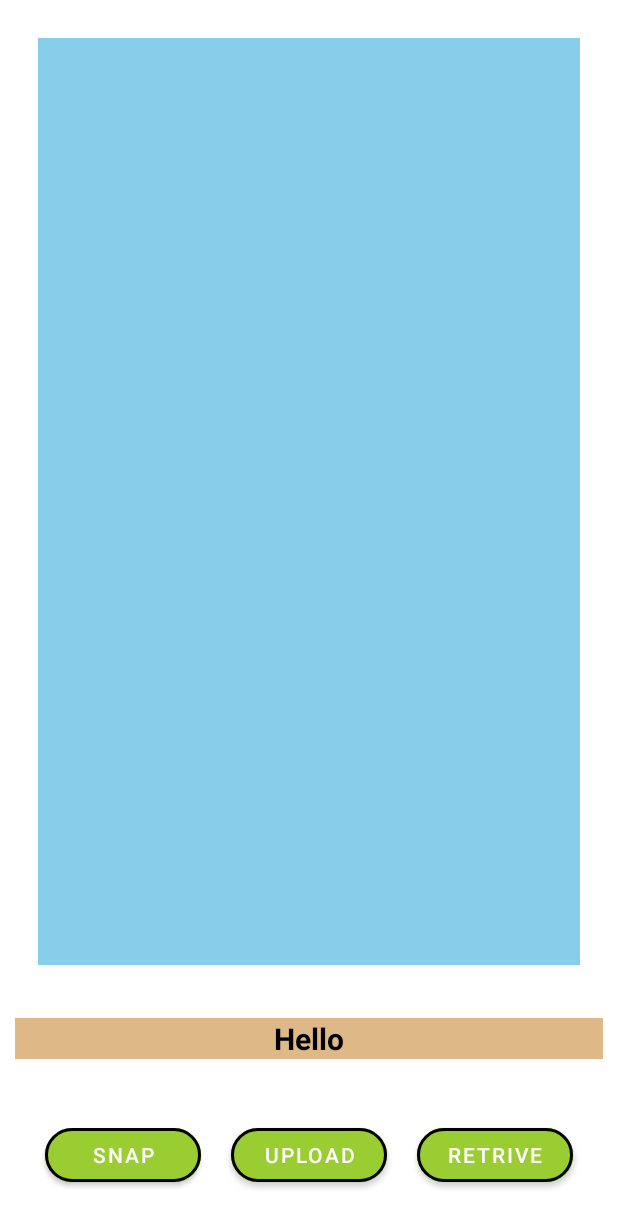
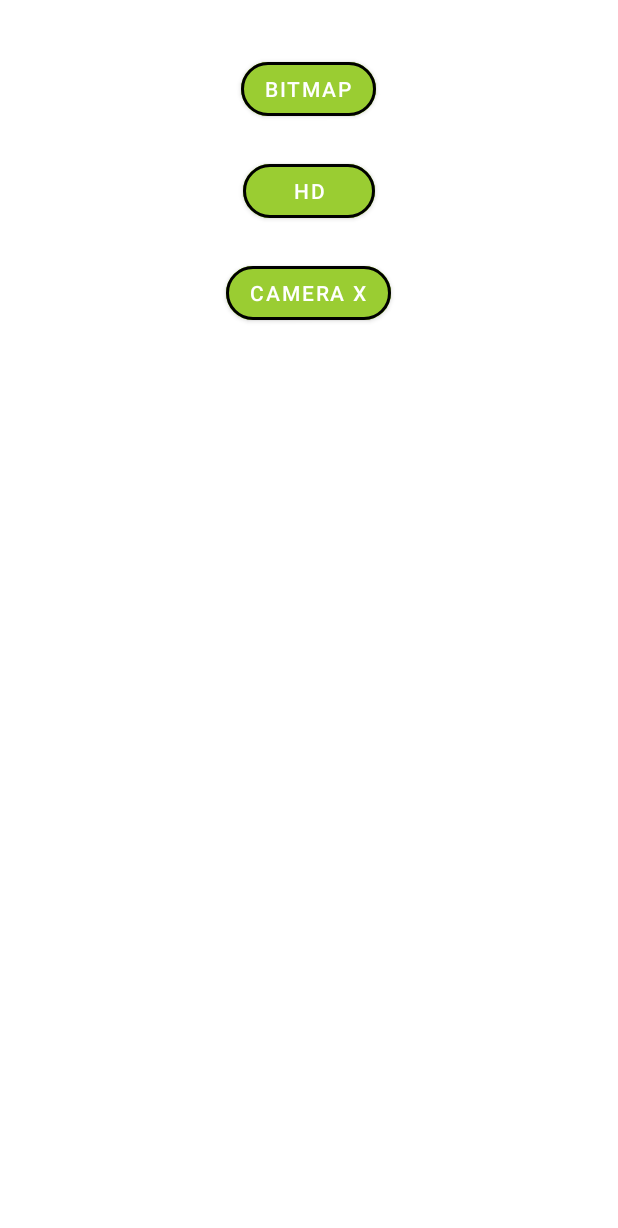
Before and after one commit to uditjain100/FireCamera, an Android app: the screen it shows after launch (MainActivity), on a phone screen of 412 x 824 dp. Shown: the top 1228 px of the screen. Run offline under Robolectric (Android 15) with nearby library versions, the phone set to English and light mode, and no system bars; our stand-ins replace Firebase (no records; nobody signed in at launch, a user with empty details on screens opened directly).

Commit message:
Bitmap Work Added

```diff
--- a/app/src/main/AndroidManifest.xml
+++ b/app/src/main/AndroidManifest.xml
@@ -9,6 +9,7 @@
         android:roundIcon="@mipmap/ic_launcher_round"
         android:supportsRtl="true"
         android:theme="@style/AppTheme">
+        <activity android:name=".BitmapActivity"></activity>
         <activity android:name=".MainActivity">
             <intent-filter>
                 <action android:name="android.intent.action.MAIN" />
--- a/app/src/main/java/udit/programmer/co/firecamera/MainActivity.kt
+++ b/app/src/main/java/udit/programmer/co/firecamera/MainActivity.kt
@@ -17,60 +17,15 @@ import kotlinx.android.synthetic.main.activity_main.*
 
 class MainActivity : AppCompatActivity() {
 
-    lateinit var firebaseStorage: StorageReference
-    private lateinit var bitmap: Bitmap
-
     override fun onCreate(savedInstanceState: Bundle?) {
         super.onCreate(savedInstanceState)
         setContentView(R.layout.activity_main)
 
-        if (ActivityCompat.checkSelfPermission(
-                this,
-                Manifest.permission.CAMERA
-            ) != PackageManager.PERMISSION_GRANTED
-            || ActivityCompat.checkSelfPermission(
-                this,
-                Manifest.permission.INTERNET
-            ) != PackageManager.PERMISSION_GRANTED
-
-        ) {
-            ActivityCompat.requestPermissions(
-                this,
-                arrayOf(Manifest.permission.CAMERA, Manifest.permission.INTERNET),
-                2222
-            )
+        bitmap_btn.setOnClickListener {
+            startActivity(Intent(this, BitmapActivity::class.java))
         }
 
-        firebaseStorage = FirebaseStorage.getInstance().reference
-        snap_btn.setOnClickListener {
-            startActivityForResult(Intent(MediaStore.ACTION_IMAGE_CAPTURE), 1234)
-        }
-    }
 
-    @SuppressLint("SetTextI18n")
-    override fun onActivityResult(requestCode: Int, resultCode: Int, data: Intent?) {
-        super.onActivityResult(requestCode, resultCode, data)
-        if (requestCode == 1234 && resultCode == RESULT_OK) {
-            image_name_tv.text = "Picture Captured"
-            bitmap = data!!.extras!!.get("data") as Bitmap
-            image_display.setImageBitmap(bitmap)
-
-            uploadingfunction(data)
-        }
-    }
-
-    @SuppressLint("SetTextI18n")
-    private fun uploadingfunction(data: Intent?) {
-        upload_btn.setOnClickListener {
-            image_name_tv.text = "Uploading Started"
-            val uri = data!!.data
-            val filePath = firebaseStorage.child("Photos").child(uri!!.lastPathSegment!!)
-            filePath.putFile(uri).addOnSuccessListener {
-                Toast.makeText(this, "Uploading Finished", Toast.LENGTH_LONG).show()
-            }.addOnFailureListener {
-                Toast.makeText(this, "Uploading Failed", Toast.LENGTH_LONG).show()
-            }
-        }
     }
 
 }
--- a/app/src/main/res/layout/activity_main.xml
+++ b/app/src/main/res/layout/activity_main.xml
@@ -4,85 +4,53 @@
     xmlns:tools="http://schemas.android.com/tools"
     android:layout_width="match_parent"
     android:layout_height="match_parent"
+    android:layout_centerInParent="true"
+    android:layout_margin="25dp"
     tools:context=".MainActivity">
 
-    <ImageView
-        android:id="@+id/image_display"
-        android:layout_width="match_parent"
-        android:layout_height="match_parent"
-        android:layout_above="@id/image_name_tv"
-        android:layout_margin="25dp"
-        android:background="@color/SkyBlue" />
-    <!--        android:hint="Text"-->
-    <!--        android:textAlignment="center"-->
-    <!--        android:textColor="@color/Black"-->
-    <!--        android:textSize="20dp"-->
-    <!--        android:textStyle="bold" />-->
-
-    <com.google.android.material.textview.MaterialTextView
-        android:id="@+id/image_name_tv"
-        android:layout_width="match_parent"
+    <com.google.android.material.button.MaterialButton
+        android:id="@+id/bitmap_btn"
+        android:layout_width="wrap_content"
         android:layout_height="wrap_content"
-        android:layout_above="@id/btn_layout"
+        android:layout_centerHorizontal="true"
         android:layout_margin="10dp"
-        android:background="@color/BurlyWood"
-        android:text="Hello"
-        android:textAlignment="center"
-        android:textColor="@color/Black"
-        android:textSize="20dp"
-        android:textStyle="bold" />
-
-    <LinearLayout
-        android:id="@+id/btn_layout"
-        android:layout_width="match_parent"
-        android:layout_height="wrap_content"
-        android:layout_alignParentBottom="true"
-        android:layout_margin="20dp"
-        android:weightSum="3">
-
-        <com.google.android.material.button.MaterialButton
-            android:id="@+id/snap_btn"
-            android:layout_width="0dp"
-            android:layout_height="wrap_content"
-            android:layout_margin="10dp"
-            android:layout_weight="1"
         android:backgroundTint="@color/YellowGreen"
         android:gravity="center"
-            android:text="Snap"
+        android:text="Bitmap"
         app:cornerRadius="40dp"
         app:rippleColor="@color/Yellow"
         app:strokeColor="@color/Black"
         app:strokeWidth="2dp" />
 
     <com.google.android.material.button.MaterialButton
-            android:id="@+id/upload_btn"
-            android:layout_width="0dp"
+        android:id="@+id/HD_btn"
+        android:layout_width="wrap_content"
         android:layout_height="wrap_content"
+        android:layout_below="@id/bitmap_btn"
+        android:layout_centerInParent="true"
         android:layout_margin="10dp"
-            android:layout_weight="1"
         android:backgroundTint="@color/YellowGreen"
         android:gravity="center"
-            android:text="Upload"
+        android:text="HD"
         app:cornerRadius="40dp"
         app:rippleColor="@color/Yellow"
         app:strokeColor="@color/Black"
         app:strokeWidth="2dp" />
 
     <com.google.android.material.button.MaterialButton
-            android:id="@+id/retrieve_btn"
-            android:layout_width="0dp"
+        android:id="@+id/camerax_btn"
+        android:layout_width="wrap_content"
         android:layout_height="wrap_content"
+        android:layout_below="@id/HD_btn"
+        android:layout_centerInParent="true"
         android:layout_margin="10dp"
-            android:layout_weight="1"
         android:backgroundTint="@color/YellowGreen"
         android:gravity="center"
-            android:text="Retrive"
+        android:text="Camera X"
         app:cornerRadius="40dp"
         app:rippleColor="@color/Yellow"
         app:strokeColor="@color/Black"
         app:strokeWidth="2dp" />
 
-    </LinearLayout>
-
 
 </RelativeLayout>
```
Also changed, not shown: app/src/main/java/udit/programmer/co/firecamera/BitmapActivity.kt (added, +61 -0 lines), app/src/main/res/layout/activity_bitmap.xml (added, +74 -0 lines). Lines whose indentation alone changed are shown as unchanged.
